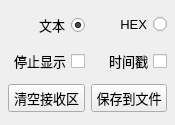
Above: simple_ui/receive_settings_box.ui from 652436962/Network_Assistant before the change. Below: the same form after it.
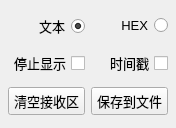
That is the form after the change.

The edit to the form file:
```diff
--- a/simple_ui/receive_settings_box.ui
+++ b/simple_ui/receive_settings_box.ui
@@ -6,14 +6,20 @@
    <rect>
     <x>0</x>
     <y>0</y>
-    <width>175</width>
-    <height>125</height>
+    <width>176</width>
+    <height>128</height>
    </rect>
   </property>
   <property name="minimumSize">
    <size>
-    <width>175</width>
-    <height>125</height>
+    <width>176</width>
+    <height>128</height>
+   </size>
+  </property>
+  <property name="maximumSize">
+   <size>
+    <width>16777215</width>
+    <height>128</height>
    </size>
   </property>
   <property name="font">
```
